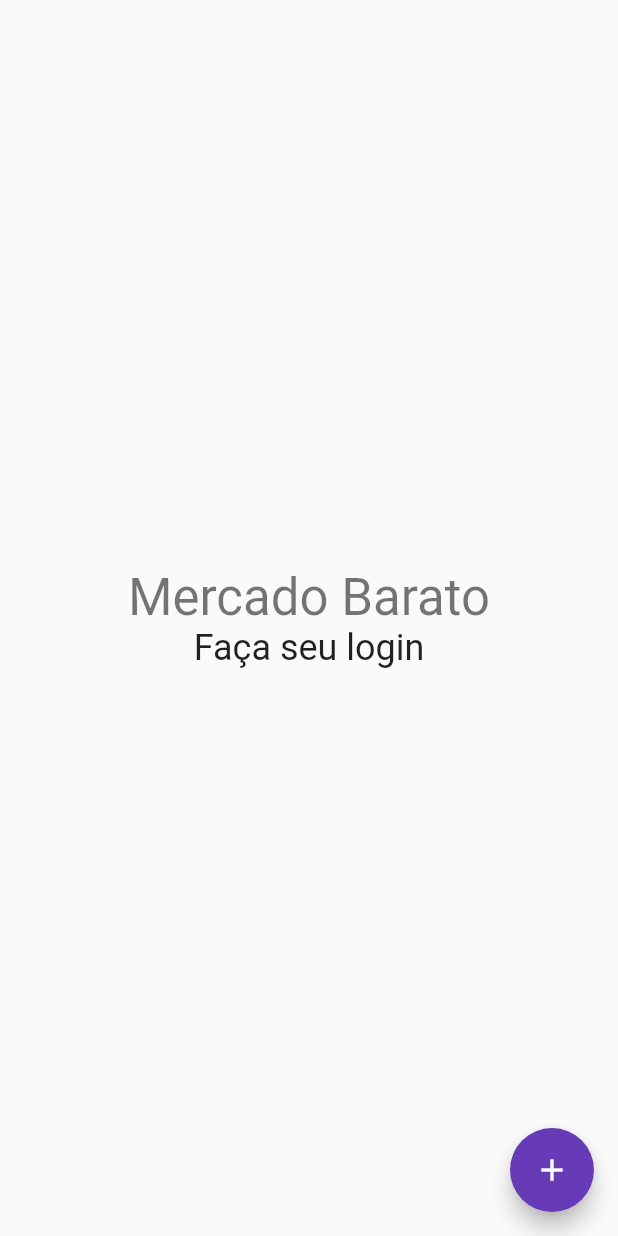
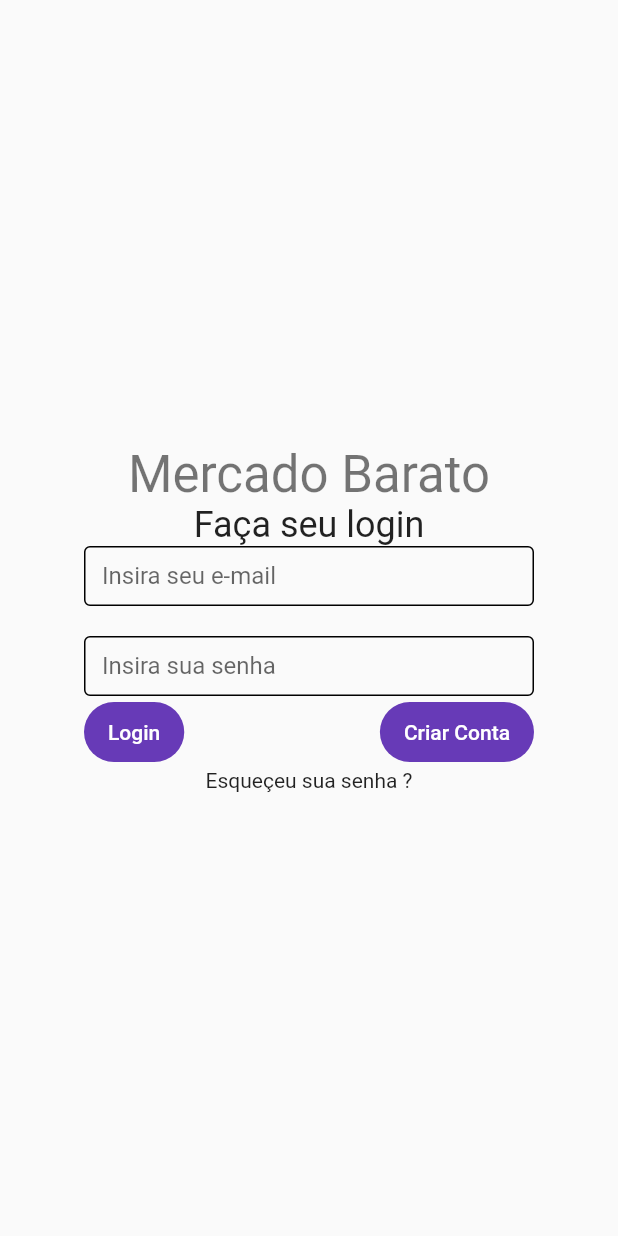
Before and after one commit to izaque93/mercado_barato, a Flutter app: the screen it shows after launch, on a phone screen of 412 x 824 dp. Run offline on Flutter 3.47's test engine with Material 2 defaults, Android fonts, the phone set to English and light mode, and no system bars.

Commit message:
login page updated

```diff
--- a/lib/main.dart
+++ b/lib/main.dart
@@ -29,18 +29,17 @@ class LoginPage extends StatefulWidget {
 }
 
 class _LoginPageState extends State<LoginPage> {
-  int _counter = 0;
-
-  void _incrementCounter() {
-    setState(() {
-      _counter++;
-    });
-  }
+  final TextEditingController _emailController = TextEditingController();
+  final TextEditingController _passwordController = TextEditingController();
 
   @override
   Widget build(BuildContext context) {
     return Scaffold(
       body: Center(
+        child: SizedBox(
+          width: 300,
+          child: AspectRatio(
+            aspectRatio: 1.0 / 2.0,
             child: Column(
               mainAxisAlignment: MainAxisAlignment.center,
               children: <Widget>[
@@ -52,13 +51,54 @@ class _LoginPageState extends State<LoginPage> {
                   'Faça seu login',
                   style: Theme.of(context).textTheme.headlineSmall,
                 ),
+                SizedBox(
+                  height: 40,
+                  child: TextField(
+                    keyboardType: TextInputType.emailAddress,
+                    controller: _emailController,
+                    decoration: const InputDecoration(
+                      focusedBorder: OutlineInputBorder(),
+                      enabledBorder: OutlineInputBorder(),
+                      labelText: "Insira seu e-mail",
+                    ),
+                  ),
+                ),
+                Padding(
+                  padding: const EdgeInsets.only(top: 20.0),
+                  child: SizedBox(
+                    height: 40,
+                    child: TextField(
+                      onSubmitted: (text) {
+                        ;
+                      },
+                      controller: _passwordController,
+                      obscureText: true,
+                      decoration: const InputDecoration(
+                        focusedBorder: OutlineInputBorder(),
+                        enabledBorder: OutlineInputBorder(),
+                        labelText: "Insira sua senha",
+                      ),
+                    ),
+                  ),
+                ),
+                Row(
+                  mainAxisAlignment: MainAxisAlignment.spaceBetween,
+                  children: [
+                    FilledButton(
+                      onPressed: () {},
+                      child: Text("Login"),
+                    ),
+                    FilledButton(
+                      onPressed: () {},
+                      child: Text("Criar Conta"),
+                    )
+                  ],
+                ),
+                Text("Esqueçeu sua senha ?")
               ],
             ),
           ),
-      floatingActionButton: FloatingActionButton(
-        onPressed: _incrementCounter,
-        tooltip: 'Increment',
-        child: const Icon(Icons.add),
+        ),
       ),
     );
   }
```
Lines whose indentation alone changed are shown as unchanged.
